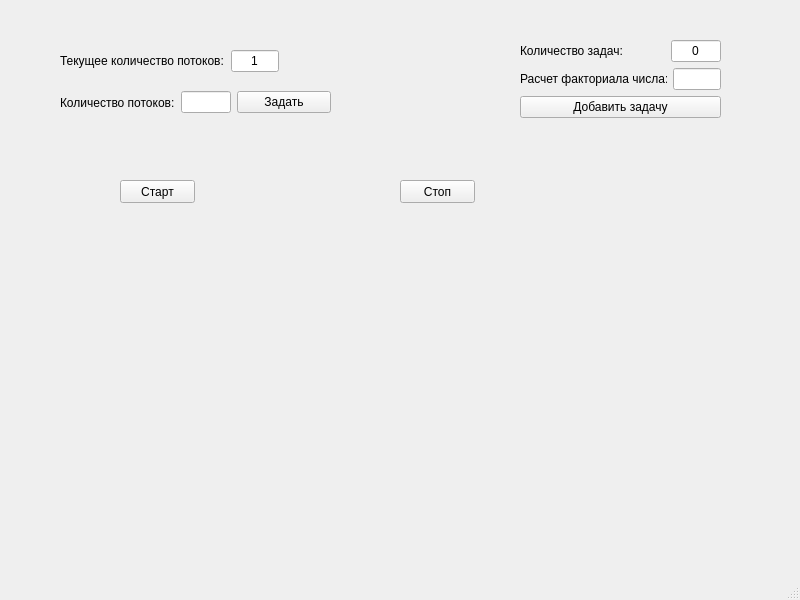
Qt form mainwindow.ui (vokhmianin-da/Thread_Pull) before a commit.
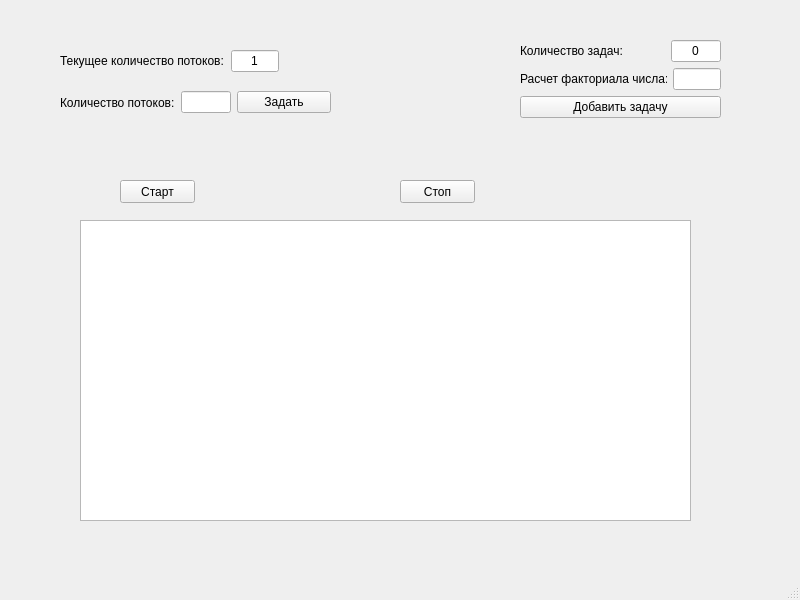
The same form after that commit.

Diff of the .ui file:
```diff
--- a/mainwindow.ui
+++ b/mainwindow.ui
@@ -40,6 +40,19 @@
      <string>Стоп</string>
     </property>
    </widget>
+   <widget class="QTextEdit" name="LogEdit">
+    <property name="geometry">
+     <rect>
+      <x>80</x>
+      <y>220</y>
+      <width>611</width>
+      <height>301</height>
+     </rect>
+    </property>
+    <property name="readOnly">
+     <bool>true</bool>
+    </property>
+   </widget>
    <widget class="QWidget" name="">
     <property name="geometry">
      <rect>
```
